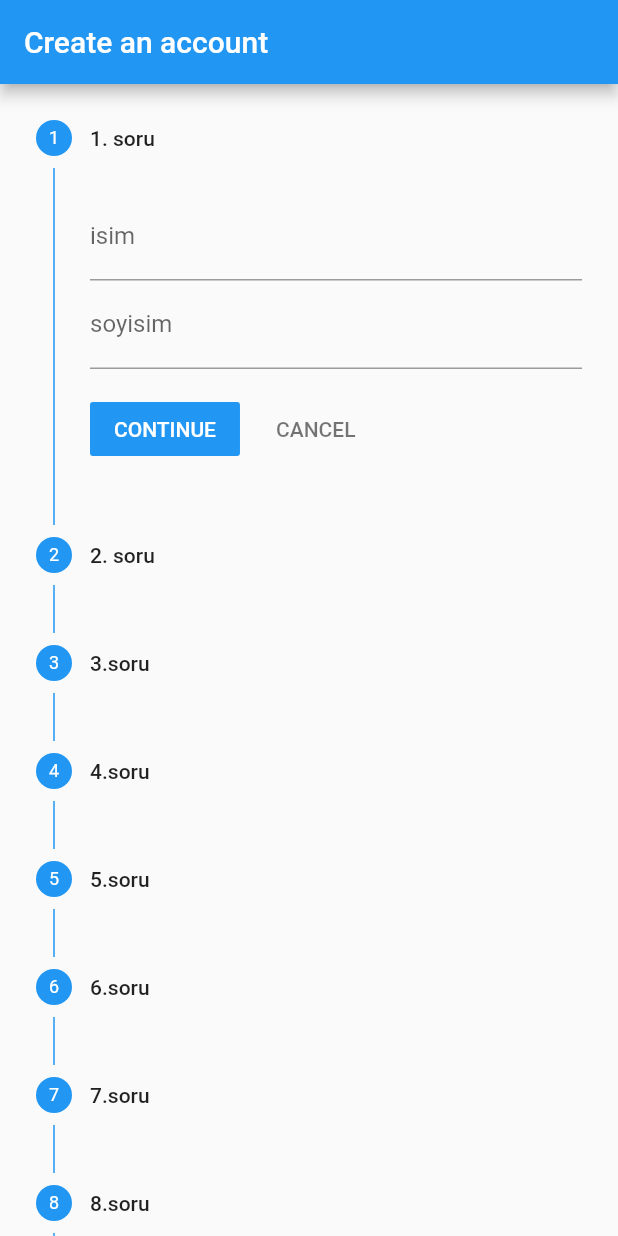
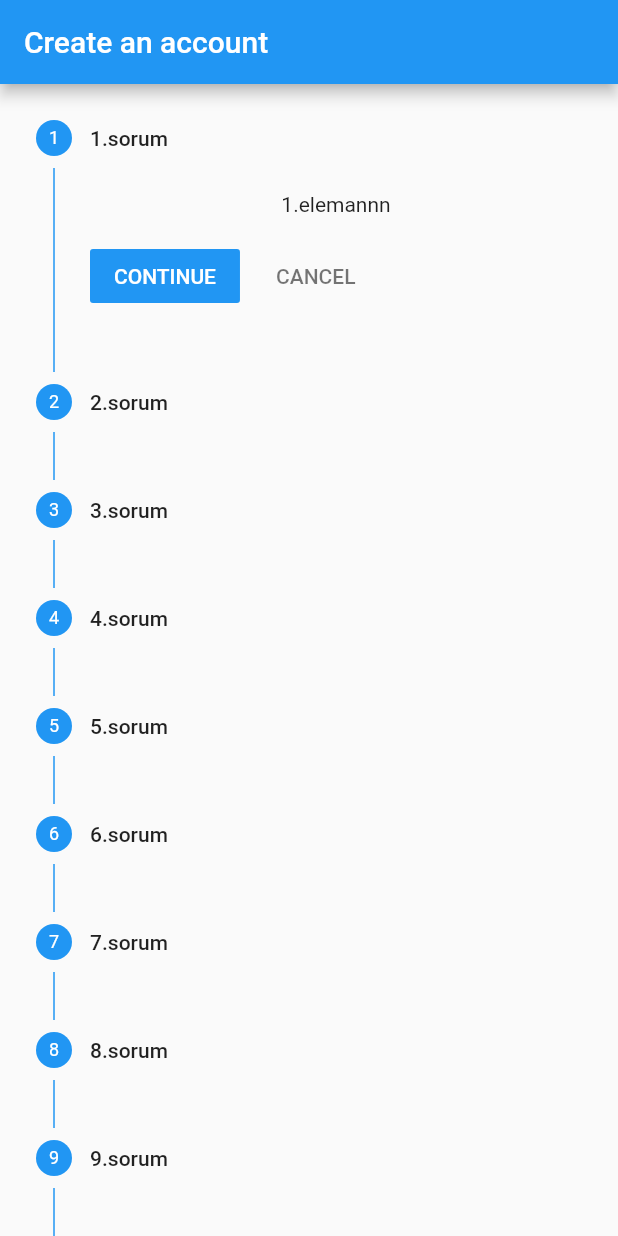
Before and after one commit to edaersu/Stepper-Flutter, a Flutter app: the screen it shows after launch, after a tap on "CONTINUE", after a tap on "CANCEL", on a phone screen of 412 x 824 dp. Run offline on Flutter 3.47's test engine with Material 2 defaults, Android fonts, the phone set to English and light mode, and no system bars; missing offline and left inert: cupertino_stepper.

Commit message:
soru test erkanı yapıldı

```diff
--- a/lib/test_page/test_view.dart
+++ b/lib/test_page/test_view.dart
@@ -4,6 +4,7 @@ import 'package:stepper_demo/test_page/test_view_model.dart';
 import 'package:flutter/cupertino.dart';
 
 class TestView extends TestViewModel {
+  List<Step> steps2 = List<Step>(10);
   List<Step> steps = [
     Step(
       title: const Text('1. soru'),
@@ -162,6 +163,17 @@ class TestView extends TestViewModel {
 
   @override
   Widget build(BuildContext context) {
+    for (var i = 0; i < 10; i++) {
+      steps2[i] = Step(
+          isActive: true,
+          title: Text('${i + 1}.sorum'),
+          content: Column(
+            children: <Widget>[Text("${i + 1}.elemannn")],
+          ),
+          state: StepState.indexed);
+    }
+    print(steps2);
+
     return new Scaffold(
         appBar: AppBar(
           title: Text('Create an account'),
@@ -188,11 +200,11 @@ class TestView extends TestViewModel {
                 )
               : Expanded(
                   child: Stepper(
-                    steps: steps,
+                    steps: steps2,
                     type: stepperType,
                     currentStep: currentStep,
                     onStepContinue: next,
-                    onStepTapped: (step) => goTo(step),
+                    onStepTapped: (step) => setState(() => currentStep = step),
                     onStepCancel: cancel,
                   ),
                 ),
```
